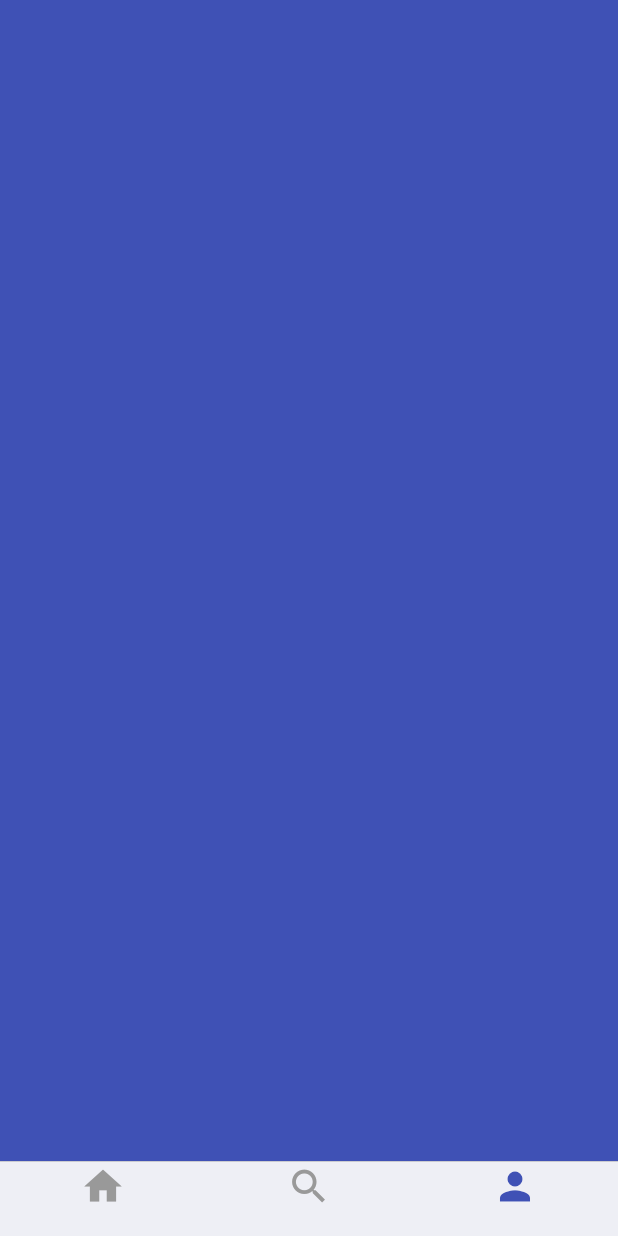
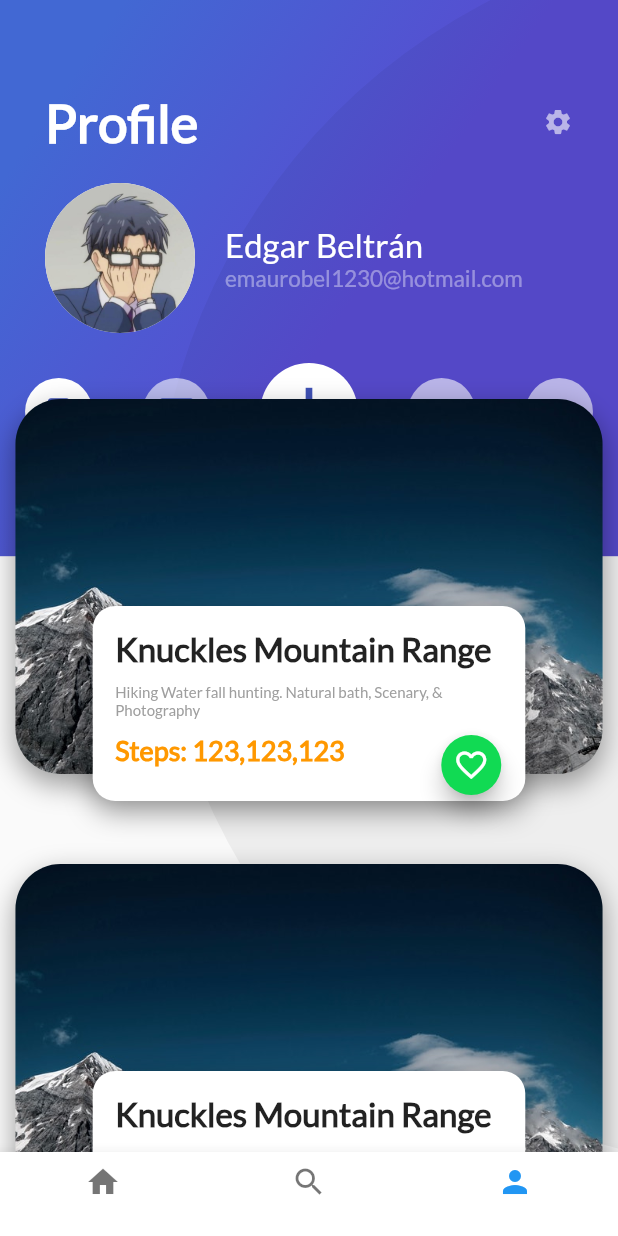
Before and after one commit to e1230/platzi-travels, a Flutter app: the screen it shows after launch, item 3 of the bottom bar chosen, on a phone screen of 412 x 824 dp. Run offline on Flutter 3.47's test engine with Material 2 defaults, Android fonts, the phone set to English and light mode, and no system bars.

Commit message:
reto 4 platzi terminado

```diff
--- /dev/null
+++ b/lib/src/Header_profile.dart
@@ -0,0 +1,168 @@
+import 'dart:ui';
+
+import 'package:flutter/material.dart';
+import 'package:flutter_platzi_travels/src/card_image_profile.dart';
+
+class HeaderProfile extends StatelessWidget {
+  const HeaderProfile({super.key});
+
+  @override
+  Widget build(BuildContext context) {
+    double screenHeight = MediaQuery.of(context).size.height;
+    double screenWidth = MediaQuery.of(context).size.width;
+    return Stack(
+      children: [
+        Container(
+          width: screenWidth,
+          height: screenHeight * 0.45,
+          decoration: BoxDecoration(
+              gradient: LinearGradient(
+                  colors: [Color(0xFF4268D3), Color(0xFF584CD1)],
+                  begin: FractionalOffset(0.2, 0.0),
+                  end: FractionalOffset(1.0, 0.6),
+                  stops: [0.0, 0.6],
+                  tileMode: TileMode.clamp)),
+          child: FittedBox(
+            fit: BoxFit.none,
+            alignment: Alignment(-1.5, -0.8),
+            child: Container(
+              width: screenHeight,
+              height: screenHeight,
+              decoration: BoxDecoration(
+                  color: Color.fromRGBO(0, 0, 0, 0.05),
+                  borderRadius: BorderRadius.circular(screenHeight / 2)),
+            ),
+          ),
+        ),
+        Column(
+          children: [
+            Padding(
+              padding: const EdgeInsets.only(top: 60, left: 30, right: 30),
+              child: Row(
+                mainAxisAlignment: MainAxisAlignment.spaceBetween,
+                children: [
+                  Text(
+                    "Profile",
+                    style: TextStyle(
+                      color: Colors.white,
+                      fontWeight: FontWeight.bold,
+                      fontSize: 35,
+                      fontFamily: "Lato",
+                    ),
+                  ),
+                  Icon(
+                    Icons.settings,
+                    color: Color.fromARGB(150, 255, 255, 255),
+                    size: 20,
+                  )
+                ],
+              ),
+            ),
+            Container(
+              margin: EdgeInsets.only(left: 30, top: 20),
+              child: Row(
+                children: [
+                  CircleAvatar(
+                    backgroundColor: Colors.white,
+                    radius: 50,
+                    backgroundImage:
+                        AssetImage("assets/imgs/profile_picture.jpeg"),
+                  ),
+                  SizedBox(
+                    width: 20,
+                  ),
+                  Column(
+                    crossAxisAlignment: CrossAxisAlignment.start,
+                    children: [
+                      Text(
+                        "Edgar Beltrán",
+                        style: TextStyle(
+                            color: Colors.white,
+                            fontFamily: "Lato",
+                            fontSize: 22),
+                      ),
+                      Text(
+                        "emaurobel1230@hotmail.com",
+                        style: TextStyle(
+                            color: Color.fromARGB(100, 255, 255, 255),
+                            fontFamily: "Lato",
+                            fontSize: 15),
+                      ),
+                    ],
+                  ),
+                ],
+              ),
+            ),
+            Container(
+              margin: EdgeInsets.symmetric(vertical: 20),
+              child: Row(
+                mainAxisAlignment: MainAxisAlignment.spaceAround,
+                children: [
+                  Container(
+                    width: 45,
+                    height: 45,
+                    decoration: BoxDecoration(
+                        color: Color.fromARGB(255, 255, 255, 255),
+                        shape: BoxShape.circle),
+                    child: Icon(
+                      Icons.bookmark_outline,
+                      size: 25,
+                      color: Colors.indigo,
+                    ),
+                  ),
+                  Container(
+                    width: 45,
+                    height: 45,
+                    decoration: BoxDecoration(
+                        color: Color.fromARGB(150, 255, 255, 255),
+                        shape: BoxShape.circle),
+                    child: Icon(
+                      Icons.tv_outlined,
+                      size: 25,
+                      color: Colors.indigo,
+                    ),
+                  ),
+                  Container(
+                    width: 65,
+                    height: 65,
+                    decoration: BoxDecoration(
+                        color: Colors.white, shape: BoxShape.circle),
+                    child: Icon(
+                      Icons.add,
+                      size: 55,
+                      color: Colors.indigo,
+                    ),
+                  ),
+                  Container(
+                    width: 45,
+                    height: 45,
+                    decoration: BoxDecoration(
+                        color: Color.fromARGB(150, 255, 255, 255),
+                        shape: BoxShape.circle),
+                    child: Icon(
+                      Icons.email_outlined,
+                      size: 25,
+                      color: Colors.indigo,
+                    ),
+                  ),
+                  Container(
+                    width: 45,
+                    height: 45,
+                    decoration: BoxDecoration(
+                        color: Color.fromARGB(150, 255, 255, 255),
+                        shape: BoxShape.circle),
+                    child: Icon(
+                      Icons.person,
+                      size: 25,
+                      color: Colors.indigo,
+                    ),
+                  ),
+                ],
+              ),
+            ),
+          ],
+        ),
+      ],
+    );
+  }
+}
--- a/lib/src/Platzi_trips.dart
+++ b/lib/src/Platzi_trips.dart
@@ -26,22 +26,22 @@ class _PlatziTripsState extends State<PlatziTrips> {
 
   @override
   Widget build(BuildContext context) {
-    return PlatziTripsCupertino();
-    // return Scaffold(
-    //   body: widgetsChildren[indexTap],
-    //   bottomNavigationBar: Theme(
-    //     data: Theme.of(context)
-    //         .copyWith(canvasColor: Colors.white, primaryColor: Colors.purple),
-    //     child: BottomNavigationBar(
-    //       onTap: onTapTapped,
-    //       currentIndex: indexTap,
-    //       items: [
-    //         BottomNavigationBarItem(icon: Icon(Icons.home), label: ""),
-    //         BottomNavigationBarItem(icon: Icon(Icons.search), label: ""),
-    //         BottomNavigationBarItem(icon: Icon(Icons.person), label: ""),
-    //       ],
-    //     ),
-    //   ),
-    // );
+    //return PlatziTripsCupertino();
+    return Scaffold(
+      body: widgetsChildren[indexTap],
+      bottomNavigationBar: Theme(
+        data: Theme.of(context)
+            .copyWith(canvasColor: Colors.white, primaryColor: Colors.purple),
+        child: BottomNavigationBar(
+          onTap: onTapTapped,
+          currentIndex: indexTap,
+          items: [
+            BottomNavigationBarItem(icon: Icon(Icons.home), label: ""),
+            BottomNavigationBarItem(icon: Icon(Icons.search), label: ""),
+            BottomNavigationBarItem(icon: Icon(Icons.person), label: ""),
+          ],
+        ),
+      ),
+    );
   }
 }
--- a/lib/src/Profile_trips.dart
+++ b/lib/src/Profile_trips.dart
@@ -1,12 +1,29 @@
 import 'package:flutter/material.dart';
+import 'package:flutter_platzi_travels/src/Header_profile.dart';
+import 'package:flutter_platzi_travels/src/card_image_profile.dart';
+import 'package:flutter_platzi_travels/src/header_appbar.dart';
 
 class ProfileTrips extends StatelessWidget {
   const ProfileTrips({super.key});
 
   @override
   Widget build(BuildContext context) {
-    return Container(
-      color: Colors.indigo,
+    double screenHeight = MediaQuery.of(context).size.height;
+    double screenWidth = MediaQuery.of(context).size.width;
+    return Stack(
+      children: [
+        HeaderProfile(),
+        ListView(
+          children: [
+            Container(margin: EdgeInsets.only(top: screenHeight * 0.25)),
+            CardImageProfile(),
+            CardImageProfile(),
+            CardImageProfile(),
+            CardImageProfile(),
+            CardImageProfile(),
+          ],
+        ),
+      ],
     );
   }
 }
--- /dev/null
+++ b/lib/src/card_image_profile.dart
@@ -0,0 +1,94 @@
+import 'package:flutter/material.dart';
+import 'package:flutter/rendering.dart';
+import 'package:flutter_platzi_travels/src/card_image.dart';
+import 'package:flutter_platzi_travels/src/floating_action_button_green.dart';
+
+class CardImageProfile extends StatelessWidget {
+  const CardImageProfile({super.key});
+
+  @override
+  Widget build(BuildContext context) {
+    final celSize = MediaQuery.of(context).size;
+    return Stack(
+      alignment: Alignment(0, 1.2),
+      children: [
+        Container(
+          margin: EdgeInsets.only(top: 60),
+          height: 250,
+          width: celSize.width * 0.95,
+          decoration: BoxDecoration(
+              image: DecorationImage(
+                fit: BoxFit.cover,
+                image: AssetImage("assets/imgs/mountain.jpeg"),
+              ),
+              borderRadius: BorderRadius.all(
+                Radius.circular(30),
+              ),
+              shape: BoxShape.rectangle,
+              boxShadow: [
+                BoxShadow(
+                    color: Colors.black38, blurRadius: 15, offset: Offset(0, 7))
+              ]),
+        ),
+        Stack(
+          alignment: Alignment(0.9, 1),
+          children: [
+            Container(
+              height: 130,
+              width: celSize.width * 0.7,
+              padding: EdgeInsets.all(15),
+              decoration: BoxDecoration(
+                color: Colors.white,
+                borderRadius: BorderRadius.all(
+                  Radius.circular(15),
+                ),
+                boxShadow: [
+                  BoxShadow(
+                      color: Colors.black38,
+                      blurRadius: 15,
+                      offset: Offset(0, 7))
+                ],
+              ),
+              child: Column(
+                crossAxisAlignment: CrossAxisAlignment.start,
+                children: [
+                  Text(
+                    "Knuckles Mountain Range",
+                    style: TextStyle(
+                      fontFamily: "Lato",
+                      fontSize: 22,
+                      fontWeight: FontWeight.bold,
+                    ),
+                  ),
+                  SizedBox(
+                    height: 10,
+                  ),
+                  Text(
+                    "Hiking Water fall hunting. Natural bath, Scenary, & Photography ",
+                    style: TextStyle(
+                        fontFamily: "Lato",
+                        fontSize: 10,
+                        fontWeight: FontWeight.normal,
+                        color: Colors.grey),
+                  ),
+                  SizedBox(
+                    height: 10,
+                  ),
+                  Text(
+                    "Steps: 123,123,123",
+                    style: TextStyle(
+                        fontFamily: "Lato",
+                        fontSize: 18,
+                        fontWeight: FontWeight.w700,
+                        color: Colors.orange),
+                  ),
+                ],
+              ),
+            ),
+            FloatingActionButtonGreen(),
+          ],
+        ),
+      ],
+    );
+  }
+}
```
